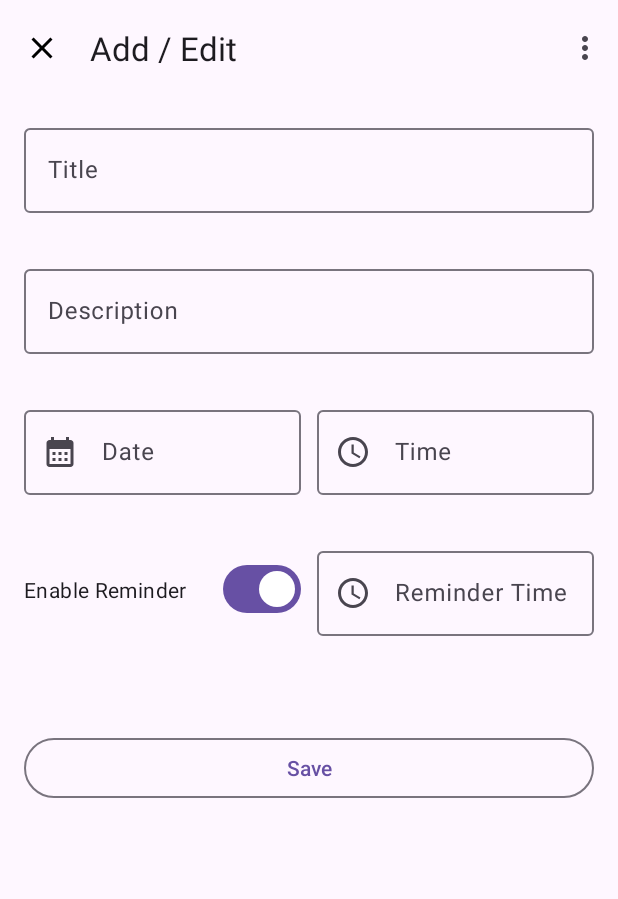
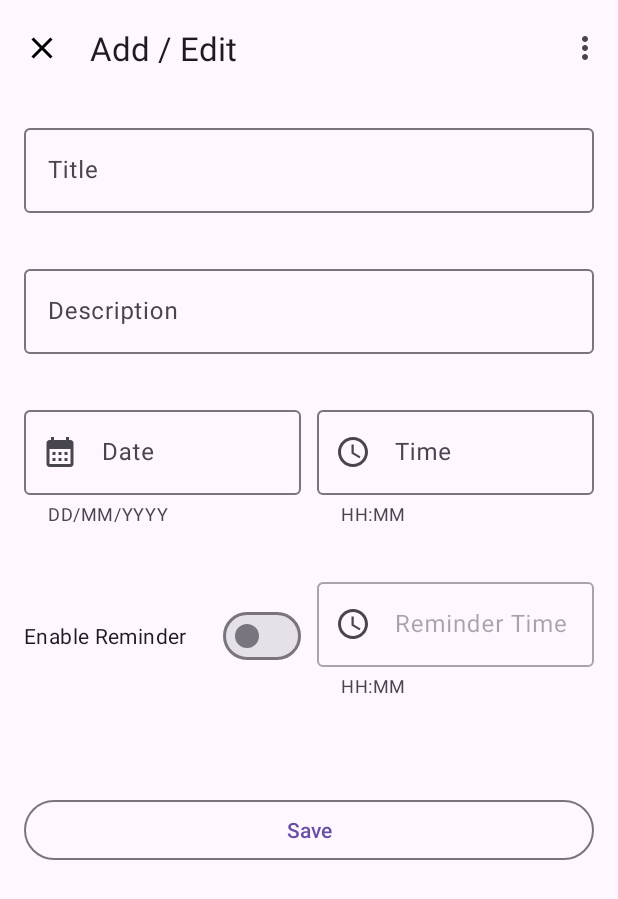
Before and after one commit to halilmasali/ToDoApp, an Android app: the screen it shows after launch (MainActivity), after a tap on an icon or button, on a phone screen of 412 x 824 dp. Shown: the top 899 px of the screen. Run offline under Robolectric (Android 15) with nearby library versions, the phone set to English and light mode, and no system bars.

Commit message:
feat: add date and time picker in edit screen

```diff
--- a/app/src/main/res/layout/fragment_edit.xml
+++ b/app/src/main/res/layout/fragment_edit.xml
@@ -81,7 +81,8 @@
                 app:layout_constraintBottom_toTopOf="@+id/linearLayoutReminder"
                 app:layout_constraintEnd_toEndOf="parent"
                 app:layout_constraintStart_toStartOf="parent"
-                app:layout_constraintTop_toBottomOf="@+id/textDescription">
+                app:layout_constraintTop_toBottomOf="@+id/textDescription"
+                android:baselineAligned="false">
 
                 <com.google.android.material.textfield.TextInputLayout
                     android:id="@+id/textDate"
@@ -90,11 +91,13 @@
                     android:layout_marginEnd="5dp"
                     android:layout_weight="1"
                     android:hint="@string/date"
+                    app:helperText="DD/MM/YYYY"
                     app:startIconDrawable="@drawable/ic_calendar_24">
 
                     <com.google.android.material.textfield.TextInputEditText
                         android:layout_width="match_parent"
                         android:layout_height="wrap_content"
+                        android:inputType="date"
                         tools:ignore="TextContrastCheck" />
                 </com.google.android.material.textfield.TextInputLayout>
 
@@ -105,11 +108,13 @@
                     android:layout_marginStart="5dp"
                     android:layout_weight="1"
                     android:hint="@string/time"
+                    app:helperText="HH:MM"
                     app:startIconDrawable="@drawable/ic_time_24">
 
                     <com.google.android.material.textfield.TextInputEditText
                         android:layout_width="match_parent"
-                        android:layout_height="wrap_content" />
+                        android:layout_height="wrap_content"
+                        android:inputType="time"/>
                 </com.google.android.material.textfield.TextInputLayout>
             </LinearLayout>
 
@@ -134,7 +139,7 @@
                     android:layout_height="match_parent"
                     android:layout_marginEnd="5dp"
                     android:layout_weight="1"
-                    android:checked="true"
+                    android:checked="false"
                     android:text="@string/enable_reminder" />
 
                 <com.google.android.material.textfield.TextInputLayout
@@ -144,11 +149,14 @@
                     android:layout_marginStart="5dp"
                     android:layout_weight="1"
                     android:hint="@string/reminder_time"
+                    app:helperText="HH:MM"
+                    android:enabled="false"
                     app:startIconDrawable="@drawable/ic_time_24">
 
                     <com.google.android.material.textfield.TextInputEditText
                         android:layout_width="match_parent"
-                        android:layout_height="wrap_content" />
+                        android:layout_height="wrap_content"
+                        android:inputType="time"/>
                 </com.google.android.material.textfield.TextInputLayout>
 
             </LinearLayout>
```
Also changed, not shown: app/src/main/java/com/halilmasali/todoapp/EditFragment.kt (+60 -0 lines).
